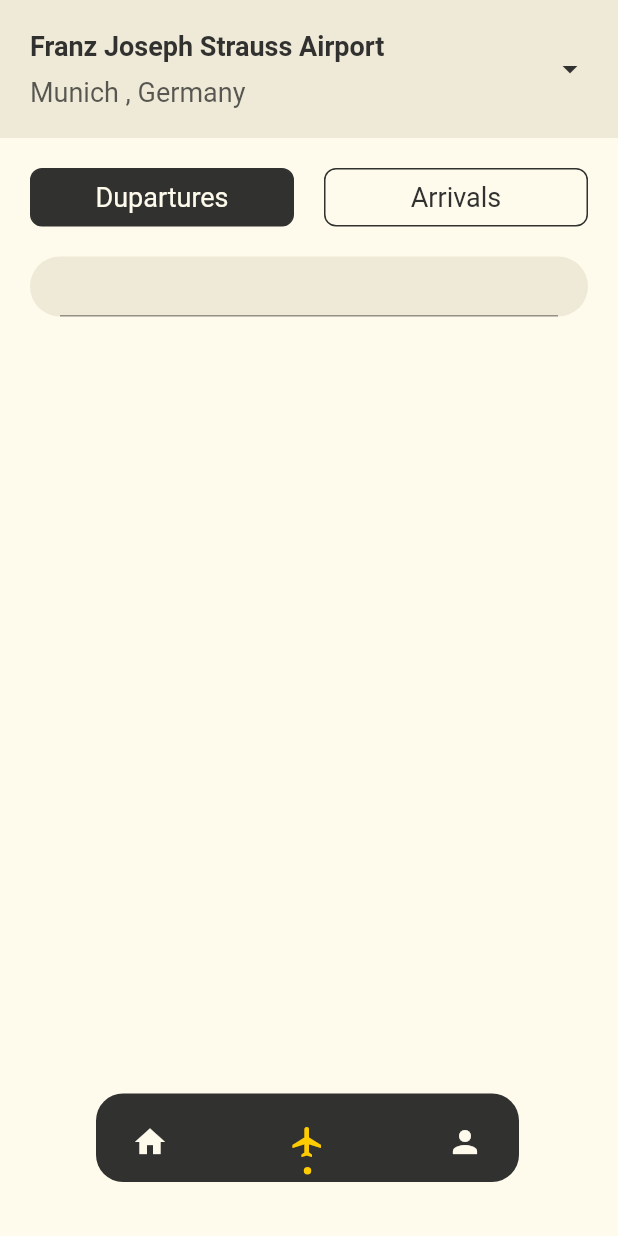
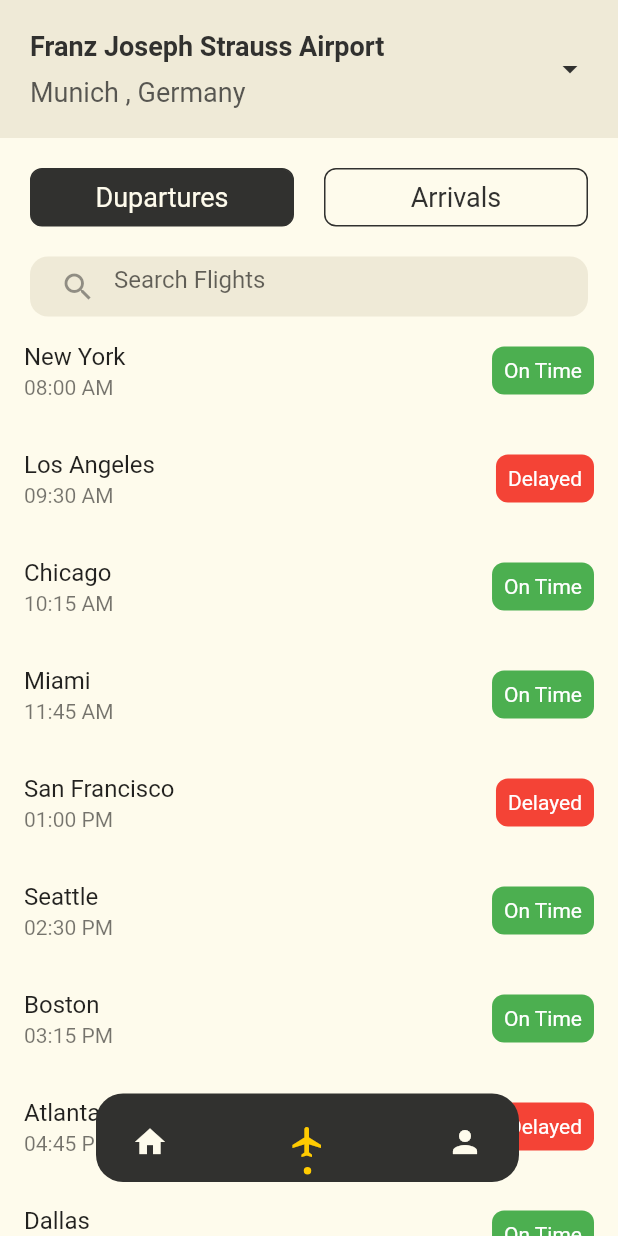
Before and after one commit to vemo068/airoprt_app, a Flutter app: the screen it shows after launch, item 2 of the bottom bar chosen, on a phone screen of 412 x 824 dp. Run offline on Flutter 3.47's test engine with Material 2 defaults, Android fonts, the phone set to English and light mode, and no system bars; drawn by our look-alikes of dot_navigation_bar; our stand-ins replace get.

Commit message:
list of departures

```diff
--- /dev/null
+++ b/lib/components/search.dart
@@ -0,0 +1,43 @@
+import 'package:airoprt_app/styles/colors.dart';
+import 'package:flutter/material.dart';
+
+
+
+class Search extends StatelessWidget {
+  const Search({
+    Key? key,
+  }) : super(key: key);
+
+  @override
+  Widget build(BuildContext context) {
+    return Container(
+      height: 40,
+      margin: const EdgeInsets.symmetric(horizontal: 20),
+      padding: const EdgeInsets.symmetric(horizontal: 20),
+      decoration: BoxDecoration(
+          color: kcsecondary, borderRadius: BorderRadius.circular(12)),
+      child: Row(
+        crossAxisAlignment: CrossAxisAlignment.center,
+        children: [
+          Icon(
+            Icons.search,
+            color: kcAccent.withOpacity(0.5),
+          ),
+          const Expanded(
+            child: TextField(
+              decoration: InputDecoration(
+                hintText: "Search Flights",
+                border: OutlineInputBorder(
+                  borderSide: BorderSide(
+                    style: BorderStyle.none,
+                    width: 0,
+                  ),
+                ),
+              ),
+            ),
+          ),
+        ],
+      ),
+    );
+  }
+}
--- /dev/null
+++ b/lib/models/departures.dart
@@ -0,0 +1,77 @@
+import 'package:flutter/material.dart';
+
+class Departure {
+  final String destination;
+  final String time;
+  final String statu;
+  final Color bgcolor;
+  Departure({
+    required this.destination,
+    required this.bgcolor,
+    required this.statu,
+    required this.time,
+  });
+}
+
+ List<Departure> departures = [
+    Departure(
+      destination: "New York",
+      time: "08:00 AM",
+      statu: "On Time",
+      bgcolor: Colors.green,
+    ),
+    Departure(
+      destination: "Los Angeles",
+      time: "09:30 AM",
+      statu: "Delayed",
+      bgcolor: Colors.red,
+    ),
+    Departure(
+      destination: "Chicago",
+      time: "10:15 AM",
+      statu: "On Time",
+      bgcolor: Colors.green,
+    ),
+    Departure(
+      destination: "Miami",
+      time: "11:45 AM",
+      statu: "On Time",
+      bgcolor: Colors.green,
+    ),
+    Departure(
+      destination: "San Francisco",
+      time: "01:00 PM",
+      statu: "Delayed",
+      bgcolor: Colors.red,
+    ),
+    Departure(
+      destination: "Seattle",
+      time: "02:30 PM",
+      statu: "On Time",
+      bgcolor: Colors.green,
+    ),
+    Departure(
+      destination: "Boston",
+      time: "03:15 PM",
+      statu: "On Time",
+      bgcolor: Colors.green,
+    ),
+    Departure(
+      destination: "Atlanta",
+      time: "04:45 PM",
+      statu: "Delayed",
+      bgcolor: Colors.red,
+    ),
+    Departure(
+      destination: "Dallas",
+      time: "06:00 PM",
+      statu: "On Time",
+      bgcolor: Colors.green,
+    ),
+    Departure(
+      destination: "Denver",
+      time: "07:30 PM",
+      statu: "On Time",
+      bgcolor: Colors.green,
+    ),
+  ];
--- a/lib/pages/flights.dart
+++ b/lib/pages/flights.dart
@@ -1,8 +1,10 @@
 import 'package:airoprt_app/components/appbar.dart';
 import 'package:airoprt_app/components/flight_tab_select.dart';
 import 'package:airoprt_app/components/navbar.dart';
+import 'package:airoprt_app/components/search.dart';
 import 'package:airoprt_app/styles/colors.dart';
 import 'package:flutter/material.dart';
+import 'package:airoprt_app/models/departures.dart';
 
 class FlightsPage extends StatelessWidget {
   const FlightsPage({super.key});
@@ -15,29 +17,34 @@
           child: CustomNavBar(),
         ),
         backgroundColor: kcmain,
-      body: Column(
-        children: [const CustomAppBar(), FlightTabSelect(), const Search()],
+        body: Column(children: [
+          const CustomAppBar(),
+          FlightTabSelect(),
+          const Search(),
+          Expanded(
+              child: Container(
+            child: ListView.builder(
+              itemCount: departures.length,
+              itemBuilder: (BuildContext context, int index) {
+                Departure departure = departures[index];
+                return ListTile(
+                  title: Text(departure.destination),
+                  subtitle: Text(departure.time),
+                  trailing: Container(
+                    padding: const EdgeInsets.all(8),
+                    decoration: BoxDecoration(
+                      color: departure.bgcolor,
+                      borderRadius: BorderRadius.circular(8),
+                    ),
+                    child: Text(
+                      departure.statu,
+                      style: const TextStyle(color: Colors.white),
+                    ),
                   ),
                 );
+              },
+            ),
+          )),
+        ]));
   }
 }
-
-class Search extends StatelessWidget {
-  const Search({
-    Key? key,
-  }) : super(key: key);
-
-  @override
-  Widget build(BuildContext context) {
-    return Container(
-      height: 40,
-      margin: const EdgeInsets.symmetric(horizontal: 20),
-      padding: const EdgeInsets.symmetric(horizontal: 20),
-      decoration: BoxDecoration(
-          color: kcsecondary, borderRadius: BorderRadius.circular(30)),
-      child: const TextField(
-        decoration: InputDecoration(),
-      ),
-    );
-  }
-}
```
Lines whose indentation alone changed are shown as unchanged.
